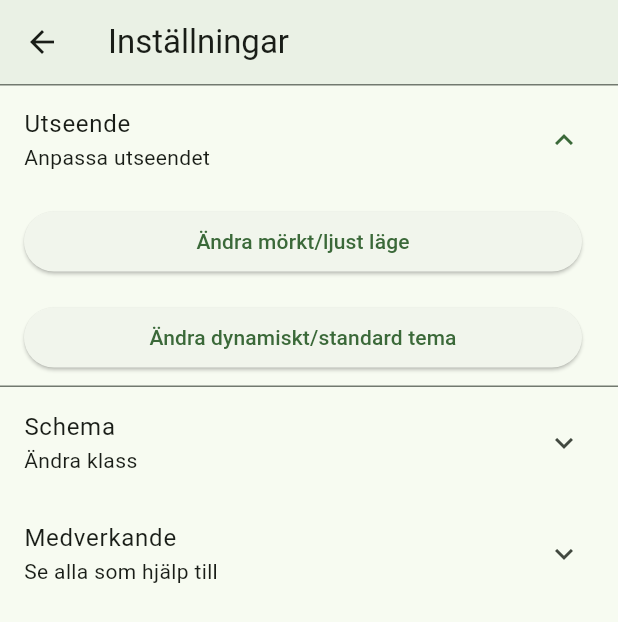
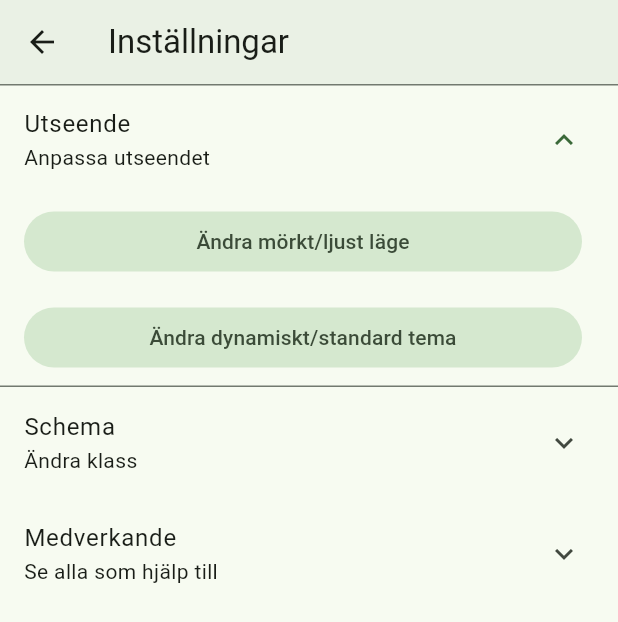
Before and after one commit to LeonHellqvist/ktc-app, a Flutter app: the SettingsPage screen opened directly, after a tap on "Utseende", after a tap on "Ändra mörkt/ljust läge", on a phone screen of 412 x 824 dp. Shown: the top 622 px of the screen. Run offline on Flutter 3.47's test engine with Material 2 defaults, Android fonts, the phone set to English and light mode, and no system bars; drawn by our look-alikes of dynamic_color; our stand-ins replace dio, firebase_core, google_sign_in, hive_flutter, tinycolor2; missing offline and left inert: dio_cache_interceptor, dio_cache_interceptor_hive_store, extension_google_sign_in_as_googleapis_auth, googleapis, week_of_year; accounts and stored records are empty; generated files the repository leaves out were written again; network calls fail; statements that could not run were skipped.

Commit message:
Updated visual style

```diff
--- a/lib/onboarding.dart
+++ b/lib/onboarding.dart
@@ -73,7 +73,7 @@ class _MyOnboardingPageState extends State<MyOnboardingPage> {
                       Expanded(
                           child: Padding(
                         padding: const EdgeInsets.fromLTRB(0, 0, 8, 0),
-                        child: OutlinedButton(
+                        child: FilledButton.tonal(
                             onPressed: () {
                               showDialog<bool>(
                                 context: context,
@@ -126,7 +126,7 @@ class _MyOnboardingPageState extends State<MyOnboardingPage> {
                       Expanded(
                           child: Padding(
                         padding: const EdgeInsets.fromLTRB(8, 0, 0, 0),
-                        child: OutlinedButton(
+                        child: FilledButton.tonal(
                             onPressed: () {
                               showDialog<bool>(
                                 context: context,
@@ -188,7 +188,7 @@ class _MyOnboardingPageState extends State<MyOnboardingPage> {
               Center(
                 child: Padding(
                   padding: const EdgeInsets.all(64.0),
-                  child: ElevatedButton(
+                  child: FilledButton(
                     style: ElevatedButton.styleFrom(
                       minimumSize: const Size.fromHeight(50), // NEW
                     ),
--- a/lib/settings/settings.dart
+++ b/lib/settings/settings.dart
@@ -36,7 +36,7 @@ class _SettingsState extends State<SettingsPage> {
             subtitle: const Text("Anpassa utseendet"),
             children: <Widget>[
               ListTile(
-                  title: ElevatedButton(
+                  title: FilledButton.tonal(
                 onPressed: () {
                   currentTheme.switchTheme();
                 },
@@ -44,7 +44,7 @@ class _SettingsState extends State<SettingsPage> {
               )),
               Platform.isAndroid
                   ? ListTile(
-                      title: ElevatedButton(
+                      title: FilledButton.tonal(
                       onPressed: () {
                         currentTheme.switchThemeDynamic();
                       },
@@ -86,7 +86,7 @@ class _SettingsState extends State<SettingsPage> {
                         title: Center(
                       child: Padding(
                         padding: const EdgeInsets.fromLTRB(0, 8, 0, 0),
-                        child: ElevatedButton(
+                        child: FilledButton.tonal(
                           child: const Text("Logga ut från ditt Google konto"),
                           onPressed: () =>
                               {currentLoginStatus.setLoginStatus("logout")},
@@ -137,7 +137,7 @@ class _GroupSelectorState extends State<GroupSelector> {
         Expanded(
           child: Padding(
             padding: const EdgeInsets.fromLTRB(0, 0, 4, 0),
-            child: ElevatedButton(
+            child: FilledButton.tonal(
                 onPressed: () {
                   showDialog<bool>(
                     context: context,
@@ -188,7 +188,7 @@ class _GroupSelectorState extends State<GroupSelector> {
         Expanded(
           child: Padding(
             padding: const EdgeInsets.fromLTRB(4, 0, 0, 0),
-            child: ElevatedButton(
+            child: FilledButton.tonal(
                 onPressed: () {
                   showDialog<bool>(
                     context: context,
```
Also changed, not shown: lib/absent.dart (+2 -32 lines).
